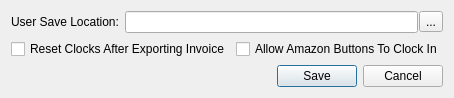
The window that Gui/PreferencesDialog.ui (smithbro2115/Clocking) describes before a commit, drawn with Qt 5.
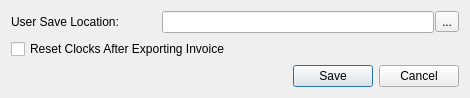
The same window after the commit.

What changed in the file:
```diff
--- a/Gui/PreferencesDialog.ui
+++ b/Gui/PreferencesDialog.ui
@@ -6,8 +6,8 @@
    <rect>
     <x>0</x>
     <y>0</y>
-    <width>435</width>
-    <height>95</height>
+    <width>470</width>
+    <height>96</height>
    </rect>
   </property>
   <property name="windowTitle">
@@ -84,13 +84,6 @@
      </property>
     </widget>
    </item>
-   <item row="1" column="2">
-    <widget class="QCheckBox" name="amazonButtonsCheckBox">
-     <property name="text">
-      <string>Allow Amazon Buttons To Clock In</string>
-     </property>
-    </widget>
-   </item>
   </layout>
  </widget>
  <resources/>
```
